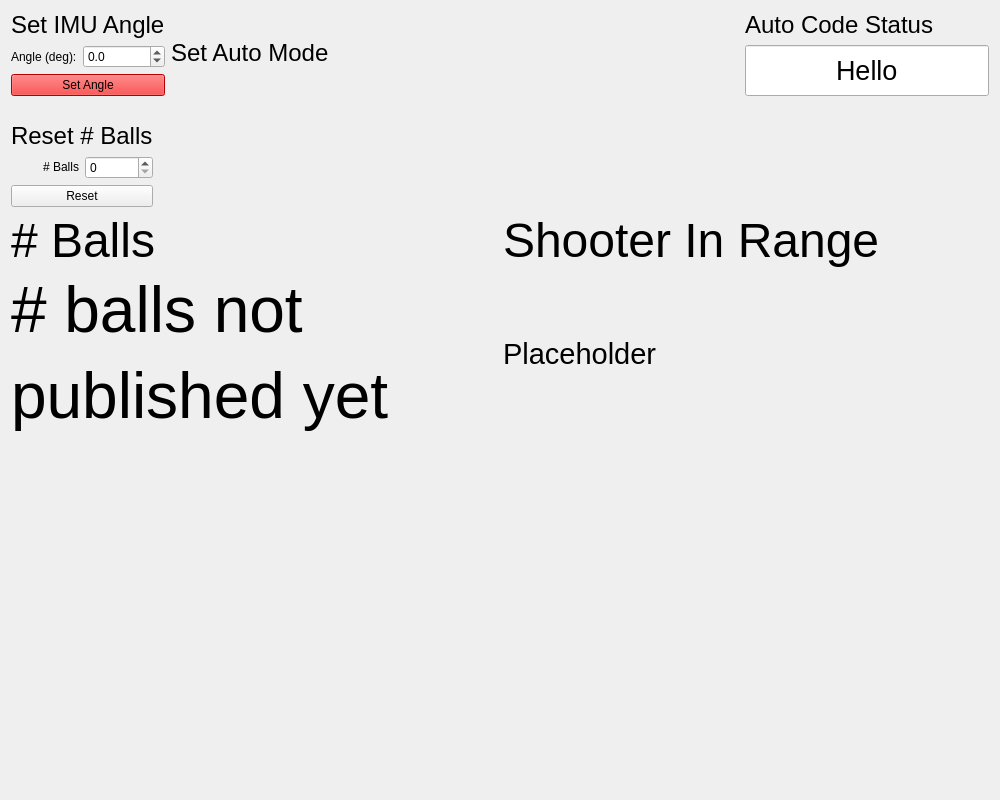
FRC900/2020RobotCode, file zebROS_ws/src/rqt_dashboard/resource/Dashboard.ui: the form before one commit.
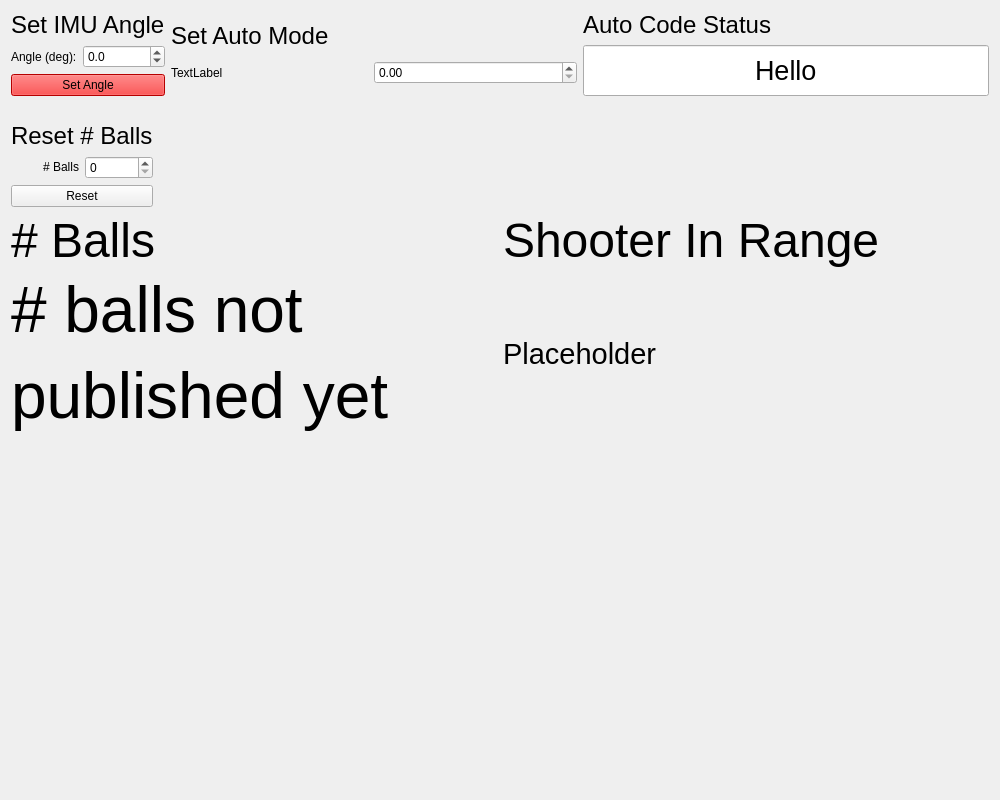
The form after the commit.

The edit to the form file:
```diff
--- a/zebROS_ws/src/rqt_dashboard/resource/Dashboard.ui
+++ b/zebROS_ws/src/rqt_dashboard/resource/Dashboard.ui
@@ -139,6 +139,20 @@
          </item>
         </layout>
        </item>
+       <item>
+        <layout class="QHBoxLayout" name="horizontalLayout_9">
+         <item>
+          <widget class="QLabel" name="label_7">
+           <property name="text">
+            <string>TextLabel</string>
+           </property>
+          </widget>
+         </item>
+         <item>
+          <widget class="QDoubleSpinBox" name="doubleSpinBox"/>
+         </item>
+        </layout>
+       </item>
       </layout>
      </item>
      <item>
@@ -164,7 +178,7 @@
        <item>
         <widget class="QLineEdit" name="auto_state_display">
          <property name="sizePolicy">
-          <sizepolicy hsizetype="Preferred" vsizetype="Preferred">
+          <sizepolicy hsizetype="MinimumExpanding" vsizetype="Preferred">
            <horstretch>0</horstretch>
            <verstretch>1</verstretch>
           </sizepolicy>
```
